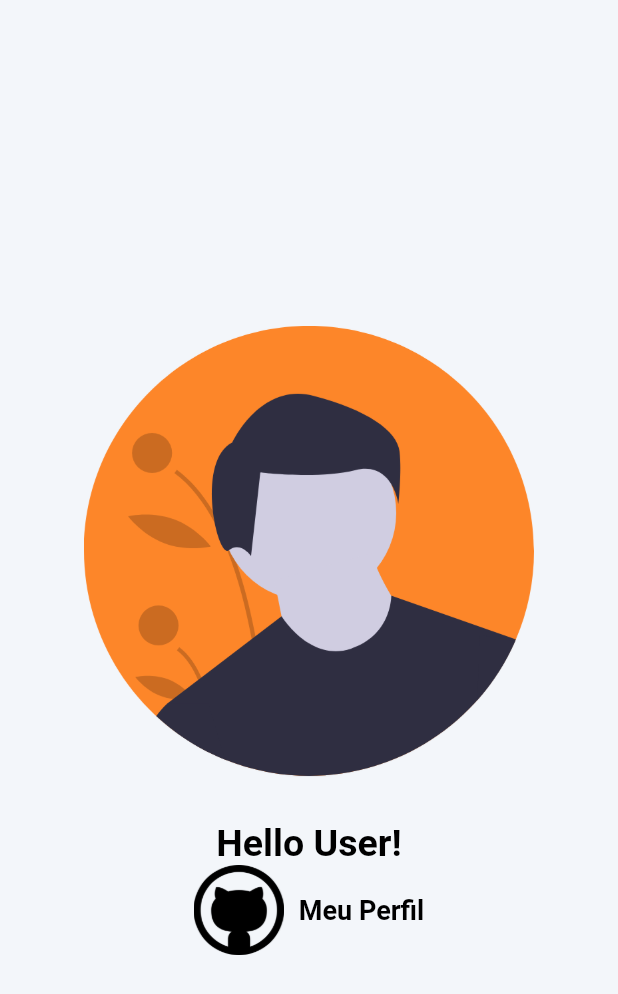
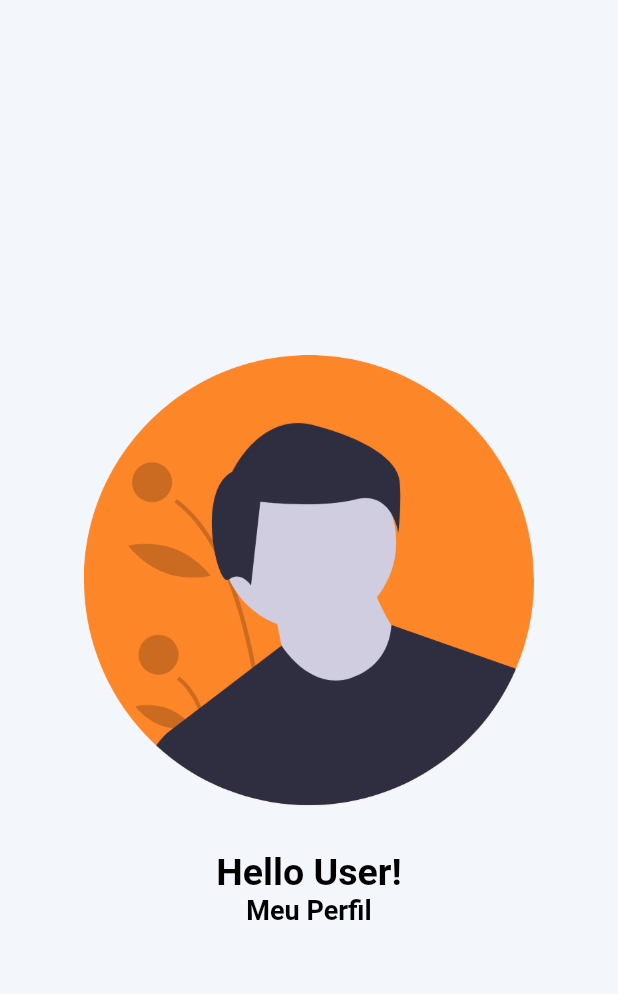
Before and after one commit to PedrooFerraz/Aplicativo-Flutter-DAMD-PUC, a Flutter app: the ProfileScreen screen opened directly, on a phone screen of 412 x 824 dp. Shown: the top 994 px of the screen. Run offline on Flutter 3.47's test engine with Material 3 defaults, Android fonts, the phone set to English and light mode, and no system bars; our stand-ins replace badges, flutter_rating_bar, font_awesome_flutter, get, simple_animations.

Commit message:
Descarte de img / alteração de tela

```diff
--- a/lib/src/view/screen/profile_screen.dart
+++ b/lib/src/view/screen/profile_screen.dart
@@ -22,8 +22,6 @@ class ProfileScreen extends StatelessWidget {
           Row(
             mainAxisAlignment: MainAxisAlignment.center,
             children: [
-              Image.asset(AppAsset.githubImage, width: 60),
-              const SizedBox(width: 10),
               Text(
                 'Meu Perfil',
                 style: context.displaySmall,
```
